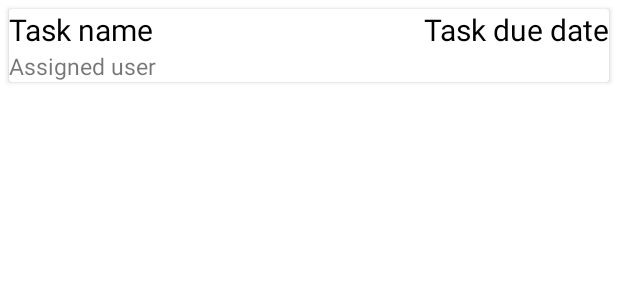
After one commit to KarimSamaha98/tidy_app, an Android app: the layout tasks_recycle.xml on its own in the app's theme, with its tools: preview values and no code run, on a phone screen of 412 x 824 dp. The commit adds this screen. Shown: the top 300 px of the screen. Run offline under Robolectric (Android 15) with nearby library versions, the phone set to English and light mode, and no system bars.

Commit message:
added files for tasks; need further testing

```diff
--- a/tidy/app/build.gradle
+++ b/tidy/app/build.gradle
@@ -50,7 +50,7 @@ dependencies {
     implementation 'androidx.legacy:legacy-support-v4:1.0.0'
     implementation 'androidx.lifecycle:lifecycle-livedata-ktx:2.4.0'
     implementation 'androidx.lifecycle:lifecycle-viewmodel-ktx:2.4.0'
-    implementation 'com.google.firebase:firebase-database-ktx:20.0.2'
+    implementation 'com.google.firebase:firebase-database-ktx:20.0.3'
     implementation 'com.google.firebase:firebase-storage-ktx:20.0.0'
     testImplementation 'junit:junit:4.+'
     androidTestImplementation 'androidx.test.ext:junit:1.1.3'
@@ -60,7 +60,8 @@ dependencies {
     implementation 'androidx.navigation:navigation-fragment-ktx:2.3.5'
     implementation 'androidx.navigation:navigation-ui-ktx:2.3.5'
 //    Recycler View Dependency
-    implementation 'com.google.android.material:material:1.1.0'
+    implementation 'com.google.android.material:material:1.4.0'
+    implementation 'androidx.recyclerview:recyclerview:1.2.1'
 //    Card View/SlidingPane Dependency
     implementation "androidx.cardview:cardview:1.0.0"
     implementation "androidx.slidingpanelayout:slidingpanelayout:1.2.0-beta01"
--- /dev/null
+++ b/tidy/app/src/main/res/layout/tasks_recycle.xml
@@ -0,0 +1,60 @@
+<?xml version="1.0" encoding="utf-8"?>
+<layout xmlns:android="http://schemas.android.com/apk/res/android"
+    xmlns:tools="http://schemas.android.com/tools"
+    tools:context=".TasksFragment">
+
+    <androidx.cardview.widget.CardView
+        android:id="@+id/tasks_view_item"
+        android:layout_width="match_parent"
+        android:layout_height="wrap_content"
+        android:layout_margin="6dp"
+        android:padding="16dp">
+
+        <LinearLayout
+            android:layout_width="match_parent"
+            android:layout_height="wrap_content"
+            android:orientation="vertical">
+
+            <LinearLayout
+                android:layout_width="match_parent"
+                android:layout_height="wrap_content"
+                android:layout_weight="1"
+                android:orientation="horizontal">
+
+                <TextView
+                    android:id="@+id/task_name"
+                    android:layout_width="wrap_content"
+                    android:layout_height="wrap_content"
+                    android:text="@string/task_name"
+                    android:textColor="@android:color/black"
+                    android:textSize="20sp" />
+
+                <TextView
+                    android:id="@+id/task_due_date"
+                    android:layout_width="match_parent"
+                    android:layout_height="wrap_content"
+                    android:layout_weight="1"
+                    android:gravity="end"
+                    android:text="@string/task_due_date"
+                    android:textColor="@android:color/black"
+                    android:textSize="20sp" />
+
+            </LinearLayout>
+
+            <LinearLayout
+                android:layout_width="match_parent"
+                android:layout_height="wrap_content"
+                android:layout_weight="1"
+                android:orientation="horizontal">
+
+                <TextView
+                    android:id="@+id/task_user"
+                    android:layout_width="wrap_content"
+                    android:layout_height="wrap_content"
+                    android:gravity="start"
+                    android:text="@string/user"
+                    android:textSize="15sp" />
+            </LinearLayout>
+        </LinearLayout>
+    </androidx.cardview.widget.CardView>
+</layout>
--- a/tidy/app/src/main/res/values/strings.xml
+++ b/tidy/app/src/main/res/values/strings.xml
@@ -2,4 +2,11 @@
     <string name="app_name">tidy</string>
     <string name="overview_title">Overview</string>
     <string name="overview_desc">You can find all of the rooms and items to clean!</string>
+    <!-- TODO: Remove or change this placeholder text -->
+    <string name="hello_blank_fragment">Hello blank fragment</string>
+    <string name="user">Assigned user</string>
+    <string name="task_name">Task name</string>
+    <string name="task_due_date">Task due date</string>
+    <string name="tasks_title">Tasks</string>
+    <string name="tasks_main_description">Here are all the tasks to be completed this week</string>
 </resources>
```
Also changed, not shown: tidy/app/src/main/java/com/epfl/esl/tidy/TasksAdapter.kt (added, +60 -0 lines), tidy/app/src/main/java/com/epfl/esl/tidy/TasksFragment.kt (added, +28 -0 lines), tidy/app/src/main/java/com/epfl/esl/tidy/TasksViewModel.kt (added, +11 -0 lines), tidy/app/src/main/res/layout/fragment_tasks.xml (added, +49 -0 lines).
